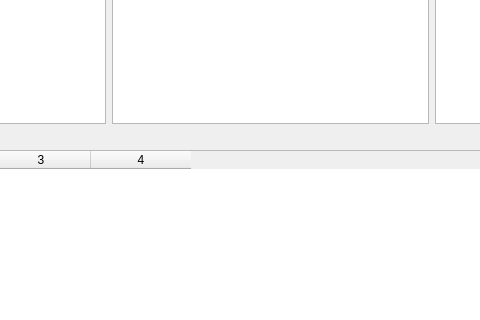
Qt form Layouts/detail.ui (snakept/imdb_software_actors) before a commit; both pictures show x 230 to 710 and y 312 to 632 of the 1000 by 800 pixel window.
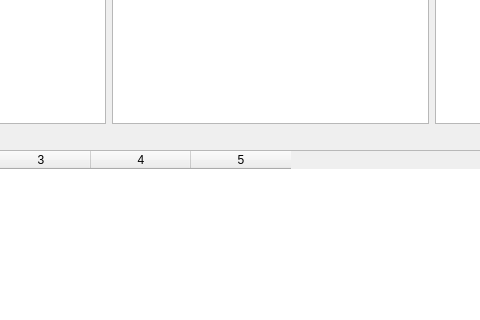
The same form after that commit.

Commit message: - restructured code for worker threads - ratings, genres now gets fetched via beautiful soup -updated detail.ui

Diff of the .ui file:
```diff
--- a/Layouts/detail.ui
+++ b/Layouts/detail.ui
@@ -224,12 +224,13 @@
       <item>
        <widget class="QTableWidget" name="moviesTableView">
         <property name="columnCount">
-         <number>4</number>
+         <number>5</number>
         </property>
         <column/>
         <column/>
         <column/>
         <column/>
+        <column/>
        </widget>
       </item>
      </layout>
```
Left out of the diff: 2 changed lines with no effect on the pictures. The commit also changes 5 other files.
